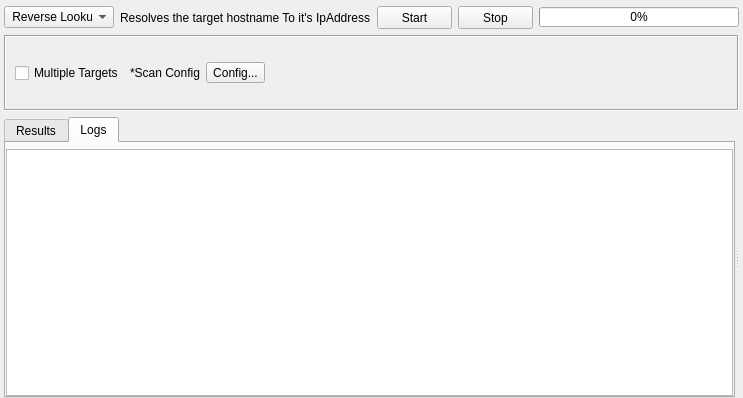
The window that sub3suite/src/engines/ip/Ip.ui (3nock/OTE) describes before a commit, drawn with Qt 5.
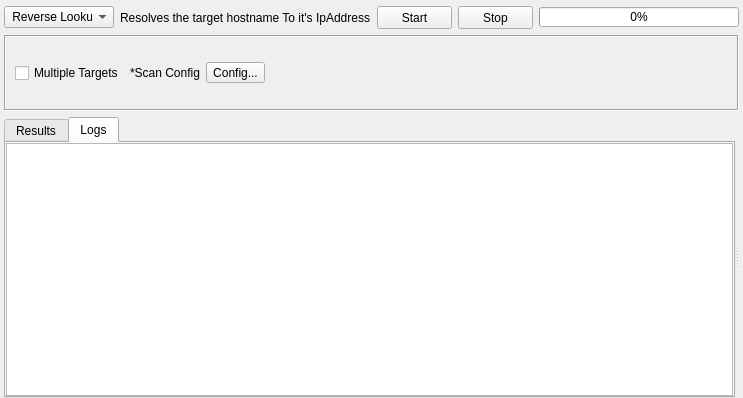
The same window after the commit. The open tabs and pages were chosen to show the change. Custom widgets are drawn as their Qt base class.

Diff of the .ui file:
```diff
--- a/sub3suite/src/engines/ip/Ip.ui
+++ b/sub3suite/src/engines/ip/Ip.ui
@@ -461,7 +461,7 @@
             <number>0</number>
            </property>
            <property name="topMargin">
-            <number>6</number>
+            <number>0</number>
            </property>
            <property name="rightMargin">
             <number>0</number>
```
Left out of the diff: 2 changed lines with no effect on the pictures.
